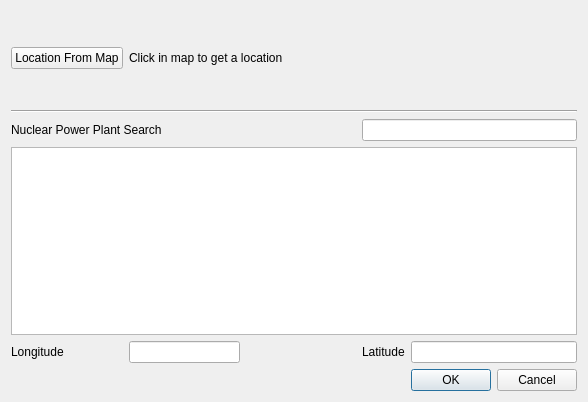
The window that SectorPlot/sectorplot_location_dialog_base.ui (rduivenvoorde/sectorplot) describes before a commit, drawn with Qt 5.
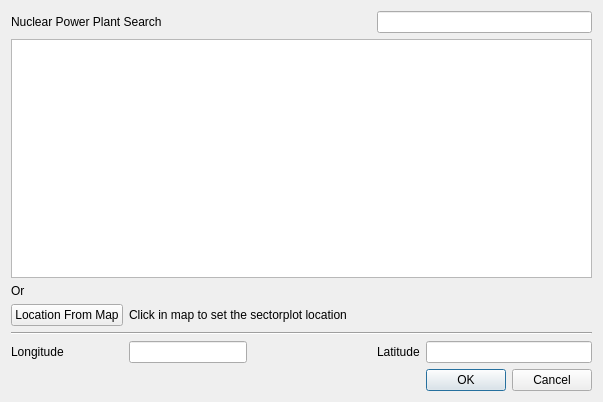
The same window after the commit.

Patch:
```diff
--- a/SectorPlot/sectorplot_location_dialog_base.ui
+++ b/SectorPlot/sectorplot_location_dialog_base.ui
@@ -9,7 +9,7 @@
    <rect>
     <x>0</x>
     <y>0</y>
-    <width>588</width>
+    <width>603</width>
     <height>402</height>
    </rect>
   </property>
@@ -17,68 +17,41 @@
    <string>Dialog</string>
   </property>
   <layout class="QGridLayout" name="gridLayout">
-   <item row="6" column="3">
+   <item row="10" column="3">
     <widget class="QLabel" name="label_4">
      <property name="text">
       <string>Latitude</string>
      </property>
     </widget>
    </item>
-   <item row="6" column="4">
+   <item row="10" column="4">
     <widget class="QLineEdit" name="le_latitude">
      <property name="text">
       <string/>
      </property>
     </widget>
    </item>
-   <item row="1" column="0">
-    <widget class="QPushButton" name="pushButton">
-     <property name="text">
-      <string>Location From Map</string>
-     </property>
-    </widget>
-   </item>
-   <item row="2" column="0">
-    <spacer name="verticalSpacer">
-     <property name="orientation">
-      <enum>Qt::Vertical</enum>
-     </property>
-     <property name="sizeHint" stdset="0">
-      <size>
-       <width>20</width>
-       <height>40</height>
-      </size>
-     </property>
-    </spacer>
-   </item>
-   <item row="3" column="0" colspan="5">
-    <widget class="Line" name="line_2">
-     <property name="orientation">
-      <enum>Qt::Horizontal</enum>
-     </property>
-    </widget>
-   </item>
-   <item row="6" column="0">
+   <item row="10" column="0">
     <widget class="QLabel" name="label_2">
      <property name="text">
       <string>Longitude</string>
      </property>
     </widget>
    </item>
-   <item row="6" column="1">
+   <item row="10" column="1">
     <widget class="QLineEdit" name="le_longitude">
      <property name="text">
       <string/>
      </property>
     </widget>
    </item>
-   <item row="4" column="3" colspan="2">
+   <item row="3" column="3" colspan="2">
     <widget class="QLineEdit" name="le_search_npp"/>
    </item>
-   <item row="5" column="0" colspan="5">
+   <item row="4" column="0" colspan="5">
     <widget class="QTableView" name="table_npps"/>
    </item>
-   <item row="7" column="4">
+   <item row="11" column="4">
     <widget class="QDialogButtonBox" name="buttonBox">
      <property name="orientation">
       <enum>Qt::Horizontal</enum>
@@ -88,27 +61,14 @@
      </property>
     </widget>
    </item>
-   <item row="0" column="0">
-    <spacer name="verticalSpacer_2">
-     <property name="orientation">
-      <enum>Qt::Vertical</enum>
-     </property>
-     <property name="sizeHint" stdset="0">
-      <size>
-       <width>20</width>
-       <height>40</height>
-      </size>
-     </property>
-    </spacer>
-   </item>
-   <item row="4" column="0" colspan="2">
+   <item row="3" column="0" colspan="2">
     <widget class="QLabel" name="label">
      <property name="text">
       <string>Nuclear Power Plant Search</string>
      </property>
     </widget>
    </item>
-   <item row="6" column="2">
+   <item row="10" column="2">
     <spacer name="horizontalSpacer">
      <property name="orientation">
       <enum>Qt::Horizontal</enum>
@@ -121,10 +81,31 @@
      </property>
     </spacer>
    </item>
-   <item row="1" column="1" colspan="3">
+   <item row="6" column="0">
+    <widget class="QLabel" name="label_5">
+     <property name="text">
+      <string>Or</string>
+     </property>
+    </widget>
+   </item>
+   <item row="7" column="0">
+    <widget class="QPushButton" name="btn_location_from_map">
+     <property name="text">
+      <string>Location From Map</string>
+     </property>
+    </widget>
+   </item>
+   <item row="9" column="0" colspan="5">
+    <widget class="Line" name="line_2">
+     <property name="orientation">
+      <enum>Qt::Horizontal</enum>
+     </property>
+    </widget>
+   </item>
+   <item row="7" column="1" colspan="4">
     <widget class="QLabel" name="label_3">
      <property name="text">
-      <string>Click in map to get a location</string>
+      <string>Click in map to set the sectorplot location</string>
      </property>
     </widget>
    </item>
```
Left out of the diff: 2 changed lines with no effect on the pictures.
